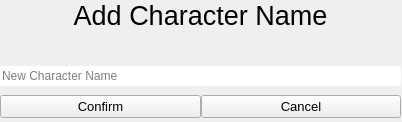
Before: the Qt Designer form WeaverDialogueBuilder/CharacterCreation.ui in milovanpelt/Weaver, drawn with Qt 5.
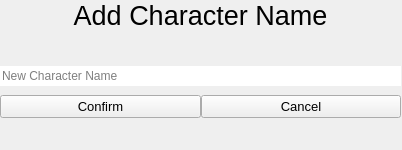
After: the same form once the commit is applied.

Commit message: change(CharacterCreation): set minimum size for frame

The edit to the form file:
```diff
--- a/WeaverDialogueBuilder/CharacterCreation.ui
+++ b/WeaverDialogueBuilder/CharacterCreation.ui
@@ -7,7 +7,7 @@
     <x>0</x>
     <y>0</y>
     <width>402</width>
-    <height>122</height>
+    <height>150</height>
    </rect>
   </property>
   <property name="sizePolicy">
@@ -16,6 +16,12 @@
     <verstretch>0</verstretch>
    </sizepolicy>
   </property>
+  <property name="minimumSize">
+   <size>
+    <width>402</width>
+    <height>150</height>
+   </size>
+  </property>
   <property name="maximumSize">
    <size>
     <width>402</width>
```
Left out of the diff: 2 changed lines with no effect on the pictures.
